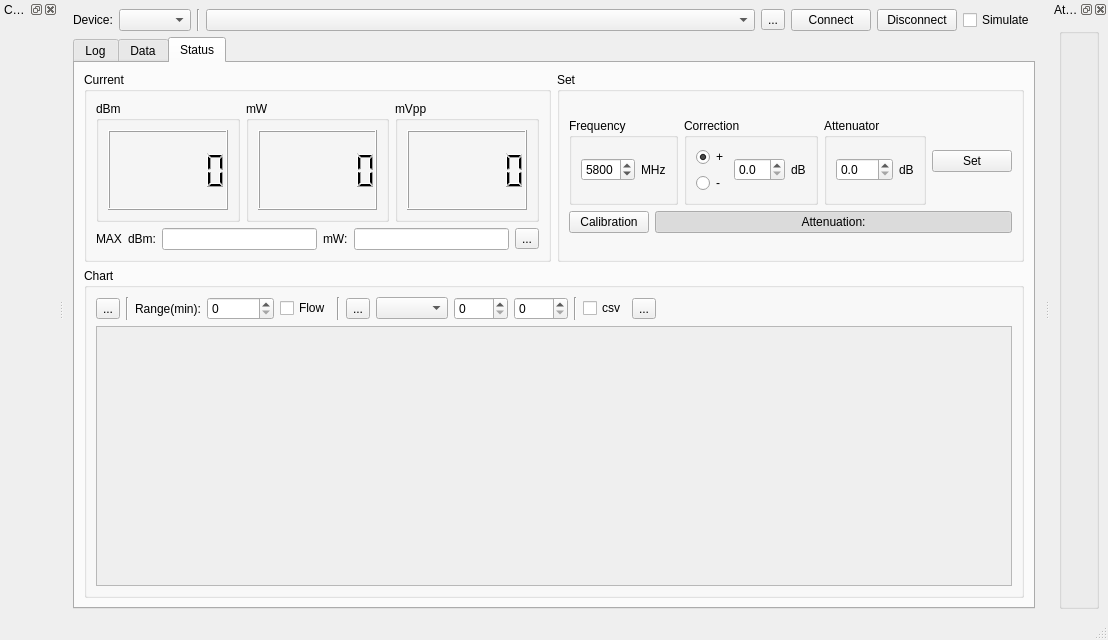
Above: src/mainwindow.ui from coozoo/qtrfpowermeter before the change. Below: the same form after it.
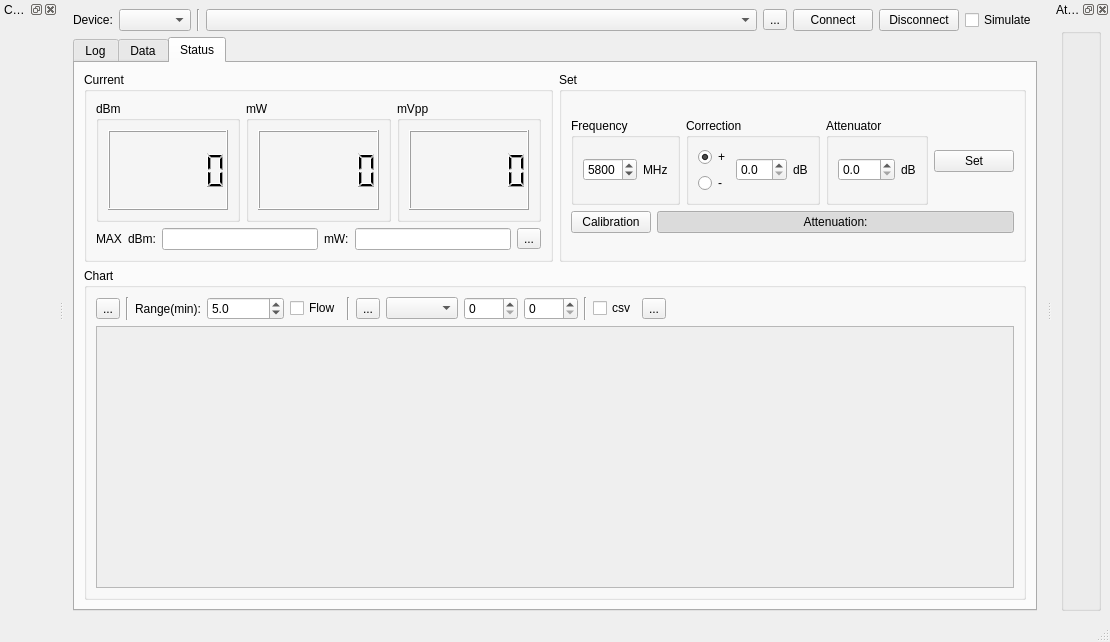
That is the form after the change.

The edit to the form file:
```diff
--- a/src/mainwindow.ui
+++ b/src/mainwindow.ui
@@ -6,8 +6,8 @@
    <rect>
     <x>0</x>
     <y>0</y>
-    <width>1108</width>
-    <height>640</height>
+    <width>1110</width>
+    <height>642</height>
    </rect>
   </property>
   <property name="windowTitle">
@@ -445,8 +445,8 @@
                    <rect>
                     <x>0</x>
                     <y>0</y>
-                    <width>928</width>
-                    <height>184</height>
+                    <width>932</width>
+                    <height>185</height>
                    </rect>
                   </property>
                  </widget>
@@ -487,9 +487,21 @@
                 </widget>
                </item>
                <item>
-                <widget class="QSpinBox" name="range_spinBox">
+                <widget class="QDoubleSpinBox" name="range_doubleSpinBox">
+                 <property name="decimals">
+                  <number>1</number>
+                 </property>
+                 <property name="minimum">
+                  <double>0.200000000000000</double>
+                 </property>
                  <property name="maximum">
-                  <number>100000</number>
+                  <double>9999999.000000000000000</double>
+                 </property>
+                 <property name="stepType">
+                  <enum>QAbstractSpinBox::StepType::AdaptiveDecimalStepType</enum>
+                 </property>
+                 <property name="value">
+                  <double>5.000000000000000</double>
                  </property>
                 </widget>
                </item>
```
Left out of the diff: 2 changed lines with no effect on the pictures.
